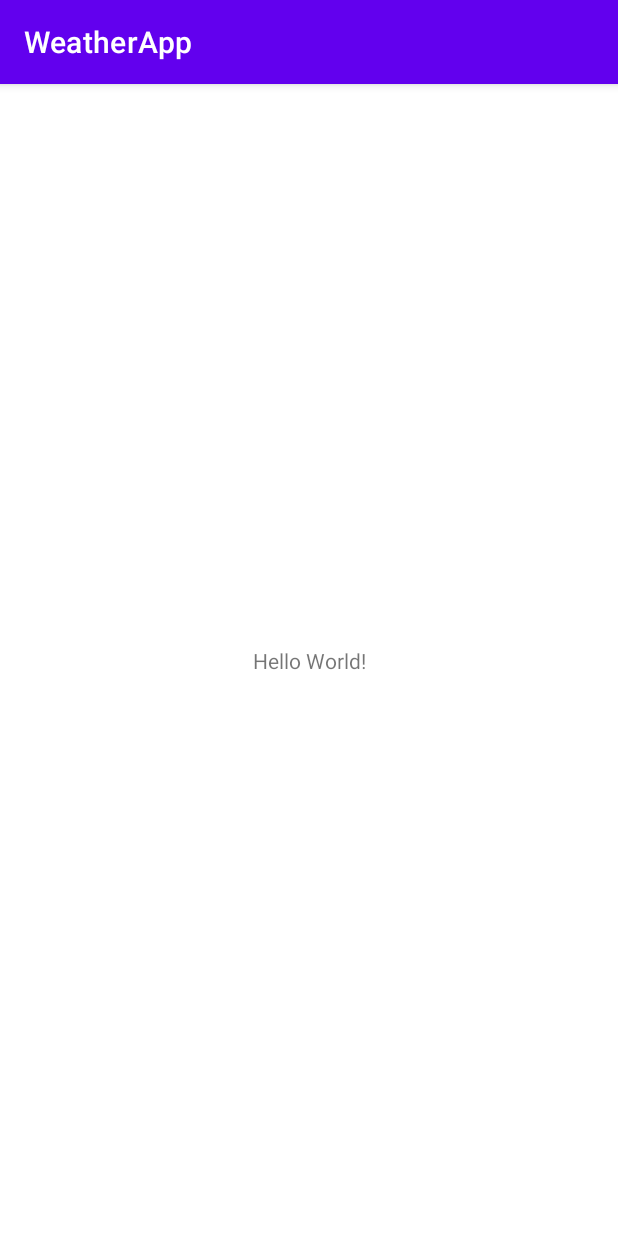
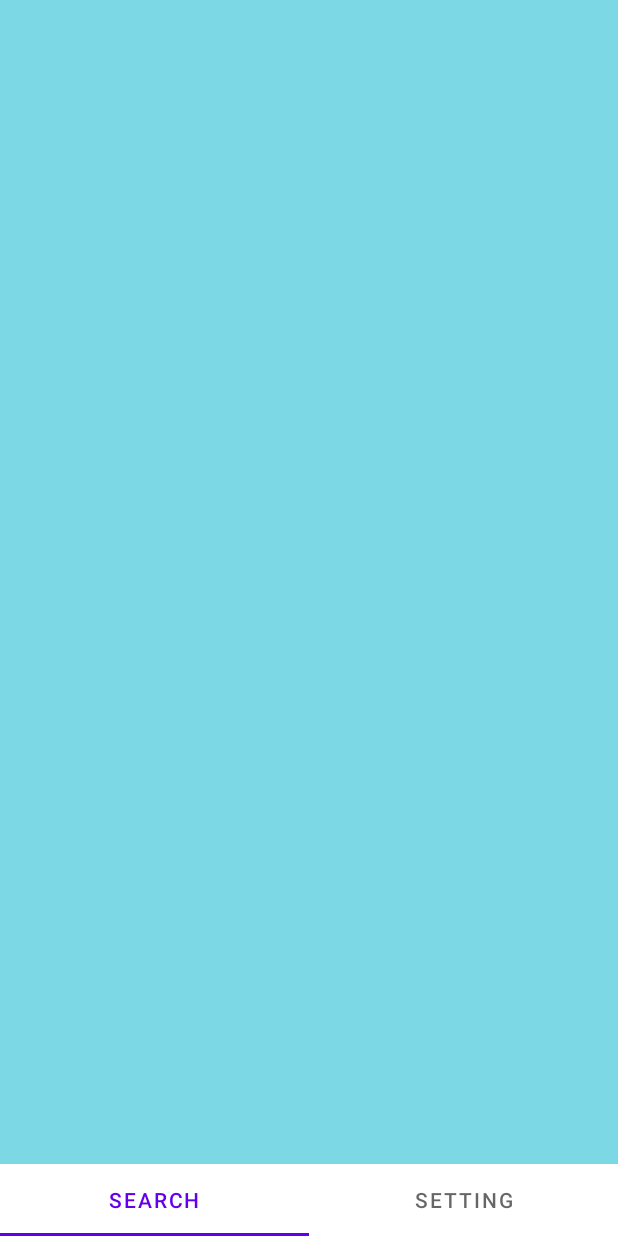
Before and after one commit to matadysa/Mobile-Programming-HW2, an Android app: the screen it shows after launch (MainActivity before the commit, StartActivity after it), on a phone screen of 412 x 824 dp. Run offline under Robolectric (Android 15) with nearby library versions, the phone set to English and light mode, and no system bars.

Commit message:
Main activity

```diff
--- a/app/src/main/java/com/example/weatherapp/MainActivity.java
+++ b/app/src/main/java/com/example/weatherapp/MainActivity.java
@@ -2,7 +2,9 @@ package com.example.weatherapp;
 
 import androidx.appcompat.app.AppCompatActivity;
 
+import android.content.Intent;
 import android.os.Bundle;
+import android.os.Handler;
 
 public class MainActivity extends AppCompatActivity {
 
@@ -10,5 +12,16 @@ public class MainActivity extends AppCompatActivity {
     protected void onCreate(Bundle savedInstanceState) {
         super.onCreate(savedInstanceState);
         setContentView(R.layout.activity_main);
+
+        getSupportActionBar().hide();
+
+        new Handler().postDelayed(new Runnable() {
+            @Override
+            public void run() {
+                Intent homeIntent = new Intent(MainActivity.this, StartActivity.class);
+                startActivity(homeIntent);
+                finish();
+            }
+        }, 4500);
     }
 }
--- a/app/src/main/java/com/example/weatherapp/StartActivity.java
+++ b/app/src/main/java/com/example/weatherapp/StartActivity.java
@@ -10,5 +10,9 @@ public class StartActivity extends AppCompatActivity {
     protected void onCreate(Bundle savedInstanceState) {
         super.onCreate(savedInstanceState);
         setContentView(R.layout.activity_start);
+
+        getSupportActionBar().hide();
+
+
     }
 }
--- a/app/src/main/res/layout/activity_main.xml
+++ b/app/src/main/res/layout/activity_main.xml
@@ -4,15 +4,22 @@
     xmlns:tools="http://schemas.android.com/tools"
     android:layout_width="match_parent"
     android:layout_height="match_parent"
-    tools:context=".MainActivity">
+    tools:context=".MainActivity"
+    android:background="#7BD8E4">
 
     <TextView
         android:layout_width="wrap_content"
         android:layout_height="wrap_content"
-        android:text="Hello World!"
+        android:padding="2dp"
+        android:text="@string/welcome_to_weather"
+        android:textAlignment="center"
+        android:textColor="@color/white"
+        android:textSize="40sp"
+        android:textStyle="bold"
         app:layout_constraintBottom_toBottomOf="parent"
-        app:layout_constraintLeft_toLeftOf="parent"
-        app:layout_constraintRight_toRightOf="parent"
-        app:layout_constraintTop_toTopOf="parent" />
+        app:layout_constraintEnd_toEndOf="parent"
+        app:layout_constraintStart_toStartOf="parent"
+        app:layout_constraintTop_toTopOf="parent"
+        app:layout_constraintVertical_bias="0.38" />
 
 </androidx.constraintlayout.widget.ConstraintLayout>
--- a/app/src/main/res/layout/activity_start.xml
+++ b/app/src/main/res/layout/activity_start.xml
@@ -4,6 +4,28 @@
     xmlns:tools="http://schemas.android.com/tools"
     android:layout_width="match_parent"
     android:layout_height="match_parent"
-    tools:context=".StartActivity">
+    tools:context=".StartActivity"
+    android:background="#7BD8E4">
+
+    <com.google.android.material.tabs.TabLayout
+        android:id="@+id/main_tab"
+        android:layout_width="match_parent"
+        android:layout_height="wrap_content"
+        app:layout_constraintBottom_toBottomOf="parent"
+        app:layout_constraintEnd_toEndOf="parent"
+        app:layout_constraintStart_toStartOf="parent"
+        tools:ignore="MissingConstraints">
+
+        <com.google.android.material.tabs.TabItem
+            android:layout_width="wrap_content"
+            android:layout_height="wrap_content"
+            android:text="@string/search" />
+
+        <com.google.android.material.tabs.TabItem
+            android:layout_width="wrap_content"
+            android:layout_height="wrap_content"
+            android:text="@string/setting" />
+
+    </com.google.android.material.tabs.TabLayout>
 
 </androidx.constraintlayout.widget.ConstraintLayout>
--- a/app/src/main/res/values/strings.xml
+++ b/app/src/main/res/values/strings.xml
@@ -1,3 +1,6 @@
 <resources>
     <string name="app_name">WeatherApp</string>
+    <string name="welcome_to_weather">Welcome\nto\nWeatherApp</string>
+    <string name="search">search</string>
+    <string name="setting">setting</string>
 </resources>
--- a/app/src/main/res/values/themes.xml
+++ b/app/src/main/res/values/themes.xml
@@ -3,7 +3,7 @@
     <style name="Theme.WeatherApp" parent="Theme.MaterialComponents.DayNight.DarkActionBar">
         <!-- Primary brand color. -->
         <item name="colorPrimary">@color/purple_500</item>
-        <item name="colorPrimaryVariant">@color/purple_700</item>
+        <item name="colorPrimaryVariant">#7BD8E4</item>
         <item name="colorOnPrimary">@color/white</item>
         <!-- Secondary brand color. -->
         <item name="colorSecondary">@color/teal_200</item>
```
